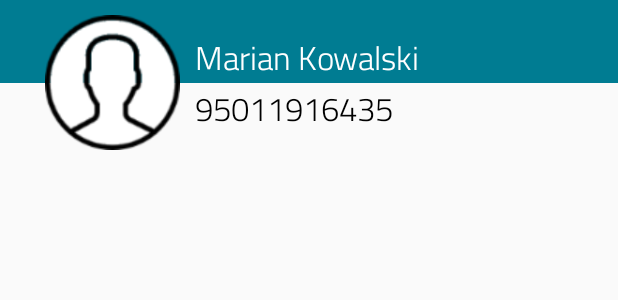
After one commit to bardss/PatientCARD, an Android app: the layout activity_demographic.xml on its own in the app's theme, with its tools: preview values and no code run, on a phone screen of 412 x 824 dp. The commit adds this screen. Shown: the top 300 px of the screen. Run offline under Robolectric (Android 15) with nearby library versions, the phone set to English and light mode, and no system bars.

Commit message:
demograhpic activity init with header

```diff
--- a/app/src/main/AndroidManifest.xml
+++ b/app/src/main/AndroidManifest.xml
@@ -24,6 +24,7 @@
         </activity>
         <activity android:name=".qrreader.QRReaderActivity"/>
         <activity android:name=".access.AccessActivity"/>
+        <activity android:name=".demographic.DemographicActivity"/>
     </application>
 
 </manifest>
--- a/app/src/main/java/com/example/jakubaniola/patientcard/access/AccessModel.kt
+++ b/app/src/main/java/com/example/jakubaniola/patientcard/access/AccessModel.kt
@@ -1,5 +1,3 @@
 package com.example.jakubaniola.patientcard.access
 
-import com.example.jakubaniola.patientcard.base.BaseModel
-
-interface AccessModel : BaseModel
+class AccessModel
--- a/app/src/main/java/com/example/jakubaniola/patientcard/access/AccessModelImpl.kt
+++ /dev/null
@@ -1,3 +0,0 @@
-package com.example.jakubaniola.patientcard.access
-
-class AccessModelImpl : AccessModel
--- /dev/null
+++ b/app/src/main/java/com/example/jakubaniola/patientcard/demographic/DemographicModel.kt
@@ -0,0 +1,3 @@
+package com.example.jakubaniola.patientcard.demographic
+
+class DemographicModel
--- /dev/null
+++ b/app/src/main/java/com/example/jakubaniola/patientcard/demographic/DemographicView.kt
@@ -0,0 +1,5 @@
+package com.example.jakubaniola.patientcard.demographic
+
+import com.example.jakubaniola.patientcard.base.BaseView
+
+interface DemographicView : BaseView
--- a/app/src/main/java/com/example/jakubaniola/patientcard/qrreader/QRReaderModel.kt
+++ b/app/src/main/java/com/example/jakubaniola/patientcard/qrreader/QRReaderModel.kt
@@ -1,5 +1,3 @@
 package com.example.jakubaniola.patientcard.splash
 
-import com.example.jakubaniola.patientcard.base.BaseModel
-
-interface QRReaderModel : BaseModel
+class QRReaderModel
--- a/app/src/main/java/com/example/jakubaniola/patientcard/qrreader/QRReaderModelImpl.kt
+++ /dev/null
@@ -1,3 +0,0 @@
-package com.example.jakubaniola.patientcard.splash
-
-class QRReaderModelImpl : QRReaderModel
--- a/app/src/main/java/com/example/jakubaniola/patientcard/splash/SplashModel.kt
+++ b/app/src/main/java/com/example/jakubaniola/patientcard/splash/SplashModel.kt
@@ -1,5 +1,5 @@
 package com.example.jakubaniola.patientcard.splash
 
-import com.example.jakubaniola.patientcard.base.BaseModel
-
-interface SplashModel : BaseModel
+class SplashModel {
+    val animDuration = 1000
+}
--- a/app/src/main/java/com/example/jakubaniola/patientcard/splash/SplashModelImpl.kt
+++ /dev/null
@@ -1,5 +0,0 @@
-package com.example.jakubaniola.patientcard.splash
-
-class SplashModelImpl : SplashModel {
-    val animDuration = 1000
-}
--- /dev/null
+++ b/app/src/main/res/layout/activity_demographic.xml
@@ -0,0 +1,49 @@
+<?xml version="1.0" encoding="utf-8"?>
+<RelativeLayout xmlns:android="http://schemas.android.com/apk/res/android"
+    xmlns:app="http://schemas.android.com/apk/res-auto"
+    xmlns:tools="http://schemas.android.com/tools"
+    android:layout_width="match_parent"
+    android:layout_height="match_parent"
+    tools:context="com.example.jakubaniola.patientcard.qrreader.QRReaderActivity">
+
+    <RelativeLayout
+        android:layout_width="match_parent"
+        android:layout_height="110dp">
+
+        <View
+            android:id="@+id/top_accent_view"
+            android:layout_width="match_parent"
+            android:layout_height="55dp"
+            android:background="@color/colorAccent" />
+
+        <ImageView
+            android:id="@+id/patient_avatar_image_view"
+            android:layout_width="90dp"
+            android:layout_height="90dp"
+            android:src="@drawable/patient_avatar"
+            android:layout_centerVertical="true"
+            android:layout_marginStart="30dp"/>
+
+        <com.example.jakubaniola.patientcard.customviews.TitilliumLightTextView
+            android:layout_width="wrap_content"
+            android:layout_height="wrap_content"
+            android:text="@string/name_placeholder"
+            android:textColor="@android:color/white"
+            android:textSize="22sp"
+            android:layout_alignBottom="@id/top_accent_view"
+            android:layout_toEndOf="@id/patient_avatar_image_view"
+            android:layout_marginStart="10dp"/>
+
+        <com.example.jakubaniola.patientcard.customviews.TitilliumLightTextView
+            android:layout_width="wrap_content"
+            android:layout_height="wrap_content"
+            android:text="@string/pesel_placeholder"
+            android:textColor="@android:color/black"
+            android:textSize="22sp"
+            android:layout_below="@id/top_accent_view"
+            android:layout_toEndOf="@id/patient_avatar_image_view"
+            android:layout_marginStart="10dp"/>
+
+    </RelativeLayout>
+
+</RelativeLayout>
--- a/app/src/main/res/values/strings.xml
+++ b/app/src/main/res/values/strings.xml
@@ -6,4 +6,6 @@
     <string name="id_email">Identyfikator / E-mail</string>
     <string name="password">Hasło</string>
     <string name="scan_patient_qr_code">Zeskanuj QR kod pacjenta</string>
+    <string name="name_placeholder">Marian Kowalski</string>
+    <string name="pesel_placeholder">95011916435</string>
 </resources>
```
Also changed, not shown: app/src/main/java/com/example/jakubaniola/patientcard/demographic/DemographicActivity.kt (added, +19 -0 lines), app/src/main/java/com/example/jakubaniola/patientcard/demographic/DemographicPresenter.kt (added, +12 -0 lines), app/src/main/java/com/example/jakubaniola/patientcard/demographic/DemographicPresenterImpl.kt (added, +12 -0 lines), app/src/main/java/com/example/jakubaniola/patientcard/qrreader/QRReaderActivity.kt (+7 -0 lines), app/src/main/java/com/example/jakubaniola/patientcard/splash/SplashPresenterImpl.kt (+4 -4 lines), app/src/main/res/drawable/patient_avatar.png (added).
